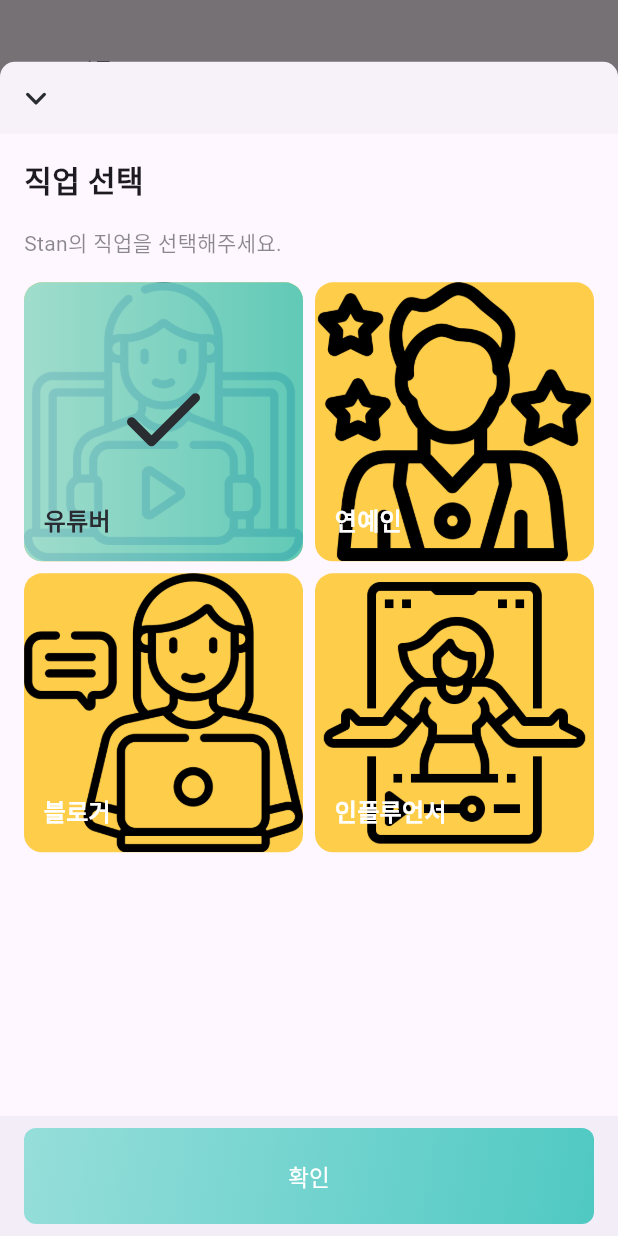
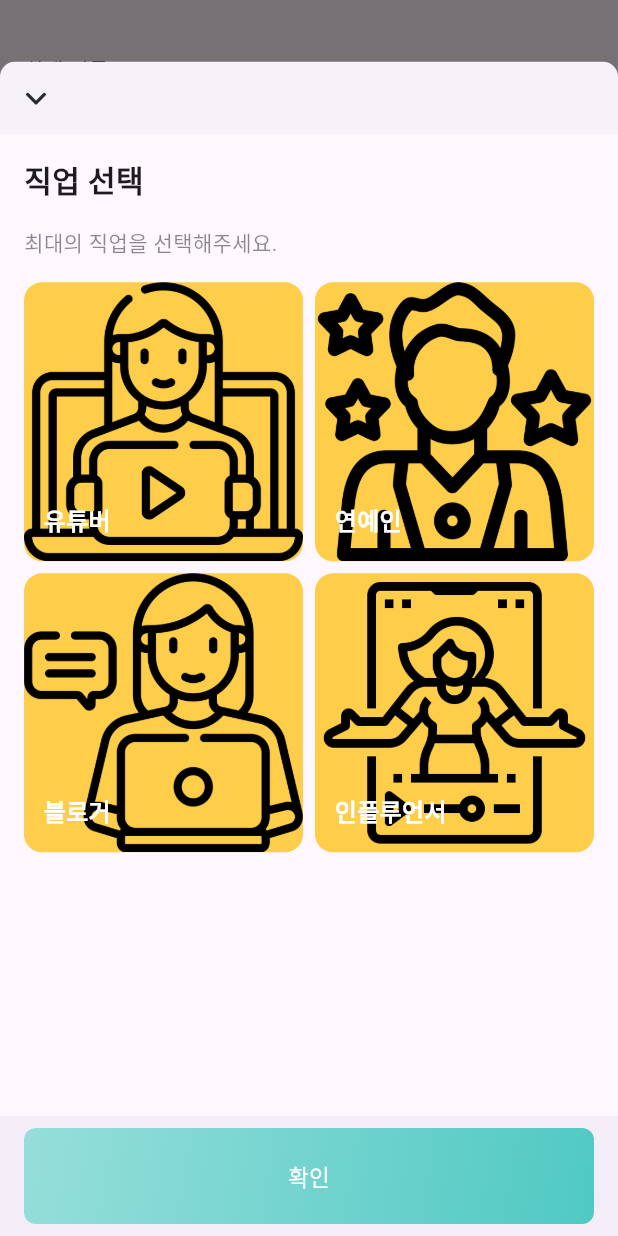
Before and after one commit to thugwooo/stanfood, a Flutter app: the RegisterTabStan screen opened directly, after a tap on "직업을 선택해주세요", on a phone screen of 412 x 824 dp. Run offline on Flutter 3.47's test engine with Material 3 defaults, Android fonts, the phone set to English and light mode, and no system bars; our stand-ins replace flutter_screenutil, flutter_svg, fluttertoast, get; missing offline and left inert: flutter_searchable_dropdown; Roboto replaces fonts that are missing (GmarketSansTTF, NanumSquareNeoOTF, Pretendard); project files that could hold a hidden picture were left out.

Commit message:
stan view - 최애 직업 다중선택 기능

```diff
--- a/lib/controllers/register/register_controller.dart
+++ b/lib/controllers/register/register_controller.dart
@@ -4,11 +4,19 @@ import 'package:stanfood/constants/enum_constant.dart';
 
 class RegisterController extends GetxController with GetSingleTickerProviderStateMixin {
   late TabController tabController;
-  Rx<JobType> jobType = JobType.Youtuber.obs;
+  RxList<JobType> jobType = <JobType>[].obs;
 
   @override
   void onInit() {
     super.onInit();
     tabController = TabController(length: 5, vsync: this, initialIndex: 0);
   }
+
+  void selectJobType(JobType type) {
+    if (jobType.contains(type)) {
+      jobType.remove(type);
+    } else {
+      jobType.add(type);
+    }
+  }
 }
--- a/lib/screens/register/register_app_bar.dart
+++ b/lib/screens/register/register_app_bar.dart
@@ -49,7 +49,7 @@ class RegisterAppBar extends StatelessWidget {
                 labelPadding: const EdgeInsets.symmetric(horizontal: 0.0),
                 tabs: [
                   _tabBarButton(title: '메인'),
-                  _tabBarButton(title: '스탠'),
+                  _tabBarButton(title: '최애'),
                   _tabBarButton(title: '식당'),
                   _tabBarButton(title: '방송'),
                   _tabBarButton(title: '먹방'),
--- a/lib/screens/register/tabs/stan/components/job_select_view.dart
+++ b/lib/screens/register/tabs/stan/components/job_select_view.dart
@@ -12,7 +12,7 @@ import '../../../../../constants/style_constant.dart';
 import '../../../../../modules/common/custom_button.dart';
 
 class JobSelectView extends StatelessWidget {
-  final void Function(JobType selectedJob) onJobSelected;
+  final void Function(List<JobType> selectedJob) onJobSelected;
   final bool? isToastHidden;
 
   JobSelectView({
@@ -43,7 +43,7 @@ class JobSelectView extends StatelessWidget {
           elevation: 20,
           child: CustomButton(
             onTap: () {
-              onJobSelected(jobList[_registerController.jobType.value.index].type);
+              onJobSelected(_registerController.jobType);
               Fluttertoast.showToast(
                 msg: "직업이 선택되었습니다.",
                 backgroundColor: AppColor.blackText.withOpacity(0.5),
@@ -79,7 +79,7 @@ class JobSelectView extends StatelessWidget {
           ),
           const SizedBox(height: 16.0),
           Text(
-            'Stan의 직업을 선택해주세요.',
+            '최대의 직업을 선택해주세요.',
             style: AppTextStyles.SYS_subbody.copyWith(
               color: AppColor.lightLabelSecondaryColor,
               fontWeight: FontWeight.w400,
@@ -106,9 +106,7 @@ class JobSelectView extends StatelessWidget {
           final job = jobList[index];
           return GestureDetector(
             onTap: () {
-              print(index);
-              print(jobList[index].type);
-              _registerController.jobType.value = jobList[index].type;
+              _registerController.selectJobType(job.type);
             },
             child: Obx(
               () => Stack(
@@ -147,7 +145,7 @@ class JobSelectView extends StatelessWidget {
                     child: Container(
                       decoration: BoxDecoration(
                         borderRadius: BorderRadius.circular(12),
-                        gradient: index == _registerController.jobType.value.index
+                        gradient: _registerController.jobType.contains(job.type)
                             ? LinearGradient(
                                 colors: AppGradients.gradientHealthy.colors.map((e) => e.withOpacity(.9)).toList(),
                               )
@@ -156,7 +154,7 @@ class JobSelectView extends StatelessWidget {
                                 Colors.transparent,
                               ]),
                       ),
-                      child: index == _registerController.jobType.value.index
+                      child: _registerController.jobType.contains(job.type)
                           ? Stack(
                               children: [
                                 Center(
--- a/lib/screens/register/tabs/stan/register_tab_stan.dart
+++ b/lib/screens/register/tabs/stan/register_tab_stan.dart
@@ -3,6 +3,7 @@ import 'package:get/get.dart';
 import 'package:stanfood/components/utils.dart';
 import 'package:stanfood/constants/enum_constant.dart';
 import '../../../../components/app_utils.dart';
+import '../../../../modules/common/custom_button.dart';
 import '../../../../modules/common/custom_form_field.dart';
 import '../../../../modules/common/image_data.dart';
 import '../../../../constants/color_constant.dart';
@@ -18,7 +19,15 @@ class RegisterTabStan extends StatefulWidget {
 }
 
 class _RegisterTabStanState extends State<RegisterTabStan> {
-  late String _selectedJob;
+  String _name = '';
+  String _selectedJob = '직업을 선택해주세요';
+  late List<JobType> _jobType;
+  String _youtubeName = '';
+  String _youtubeAddress = '';
+  String bloggerName = '';
+  String _blogAddress = '';
+  String _snsAddress = '';
+
   bool _isJobSelected = false;
   bool _isJobTapped = false;
 
@@ -27,7 +36,6 @@ class _RegisterTabStanState extends State<RegisterTabStan> {
   @override
   void initState() {
     super.initState();
-    _selectedJob = '직업을 선택해주세요';
   }
 
   String? _validateTextField(String? value, {RegExp? regExp, String? regExpText = '한글, 영문, 숫자만 입력 가능합니다.', int? maxLength}) {
@@ -52,7 +60,23 @@ class _RegisterTabStanState extends State<RegisterTabStan> {
 
   @override
   Widget build(BuildContext context) {
-    return Form(
+    return GestureDetector(
+      onTap: () => FocusScope.of(context).unfocus(),
+      child: Scaffold(
+        bottomNavigationBar: BottomAppBar(
+          padding: const EdgeInsets.symmetric(horizontal: 16, vertical: 8),
+          elevation: 20,
+          child: CustomButton(
+            onTap: () {
+              // TODO; 등록하기 버튼 클릭 시 로직 추가
+              // _name;
+              // _jobType;
+              // _channel;
+            },
+            text: '등록하기',
+          ),
+        ),
+        body: Form(
           key: _formKey,
           child: SingleChildScrollView(
             child: Column(
@@ -61,13 +85,40 @@ class _RegisterTabStanState extends State<RegisterTabStan> {
                 children: [
                   _nameField(),
                   _jobField(context),
-              _channelField(),
+                  _infoField(),
                 ].divide(const SizedBox(height: 12)).addToStart(const SizedBox(height: 24)).addToEnd(const SizedBox(height: 42))),
+          ),
+        ),
       ),
     );
   }
 
-  Widget _channelField() {
+  Widget _infoField() {
+    if (_isJobTapped && _isJobSelected) {
+      return Column(crossAxisAlignment: CrossAxisAlignment.start, children: [
+        if (_jobType.contains(JobType.Youtuber))
+          Column(
+            children: [
+              _channelField(channelName: '유튜브채널명', hintText: '유튜브 채널명을 입력해주세요', channel: _youtubeName),
+              _channelField(channelName: '유튜브주소', hintText: '유튜브 주소를 입력해주세요', channel: _youtubeAddress),
+            ],
+          ),
+        if (_jobType.contains(JobType.Entertainer)) SizedBox(),
+        if (_jobType.contains(JobType.Blogger))
+          Column(
+            children: [
+              _channelField(channelName: '블로그명', hintText: '블로그명을 입력해주세요', channel: _blogAddress),
+              _channelField(channelName: '블로그주소', hintText: '블로그 주소를 입력해주세요', channel: _blogAddress),
+            ],
+          ),
+        if (_jobType.contains(JobType.Influencer)) _channelField(channelName: 'SNS주소', hintText: 'SNS 주소를 입력해주세요', channel: _snsAddress),
+      ]);
+    } else {
+      return const SizedBox();
+    }
+  }
+
+  Widget _channelField({required String channelName, required String hintText, required String channel}) {
     return Column(
       crossAxisAlignment: CrossAxisAlignment.start,
       children: [
@@ -75,14 +126,17 @@ class _RegisterTabStanState extends State<RegisterTabStan> {
           height: 44,
           padding: const EdgeInsets.symmetric(vertical: 12, horizontal: 16),
           child: Text(
-            '채널명',
+            channelName,
             style: AppTextStyles.GS_subbody.copyWith(),
           ),
         ),
         CustomFormField(
           validator: (value) => _validateTextField(value, regExp: RegExp(r"^[ㄱ-ㅎ가-힣0-9a-zA-Z\s+]*$"), maxLength: 64),
-          hintText: '채널명을 입력해주세요',
+          hintText: hintText,
           maxLines: 1,
+          onChanged: (value) {
+            channel = value;
+          },
         ),
       ],
     );
@@ -115,10 +169,10 @@ class _RegisterTabStanState extends State<RegisterTabStan> {
                   Expanded(
                     child: JobSelectView(
                       isToastHidden: true,
-                      onJobSelected: (selectedJob) {
+                      onJobSelected: (selectedJobs) {
                         setState(() {
-                          _selectedJob = selectedJob.description();
-                          print(_selectedJob);
+                          _selectedJob = selectedJobs.map((job) => job.description()).join(', ');
+                          _jobType = selectedJobs;
                         });
                         _isJobSelected = true;
                       },
@@ -168,7 +222,7 @@ class _RegisterTabStanState extends State<RegisterTabStan> {
           height: 44,
           padding: const EdgeInsets.symmetric(vertical: 12, horizontal: 16),
           child: Text(
-            'Stan 이름',
+            '최애 이름',
             style: AppTextStyles.GS_subbody.copyWith(),
           ),
         ),
@@ -176,6 +230,9 @@ class _RegisterTabStanState extends State<RegisterTabStan> {
           validator: (value) => _validateTextField(value, regExp: RegExp(r"^[ㄱ-ㅎ가-힣0-9a-zA-Z\s+]*$"), maxLength: 64),
           hintText: '이름을 입력해주세요',
           maxLines: 1,
+          onChanged: (value) {
+            _name = value;
+          },
         ),
       ],
     );
```
Lines whose indentation alone changed are shown as unchanged.
